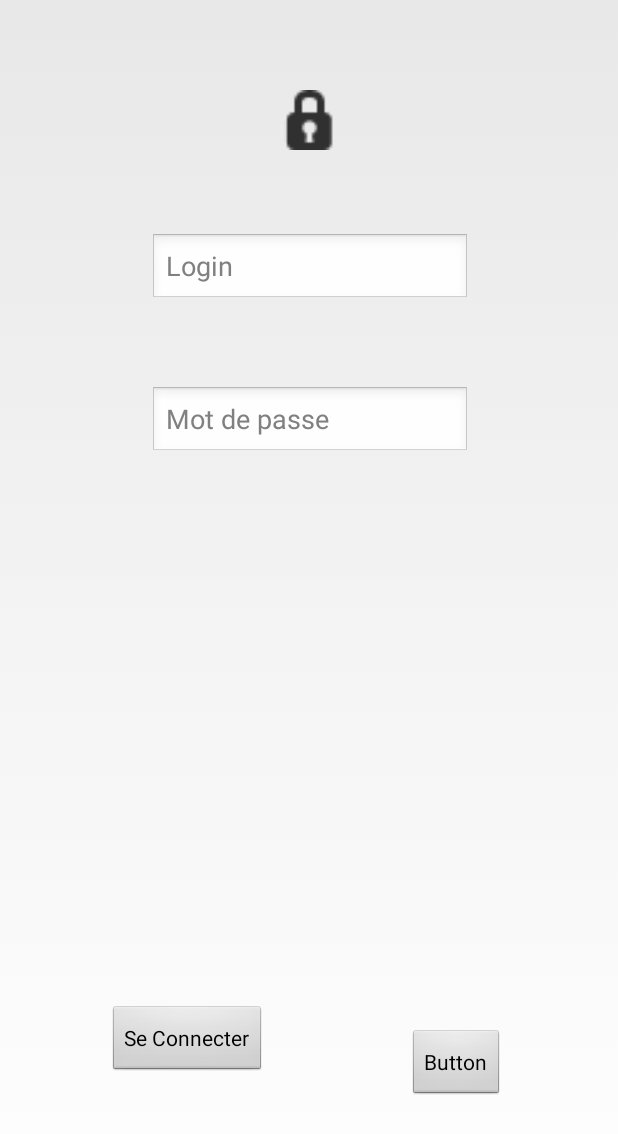
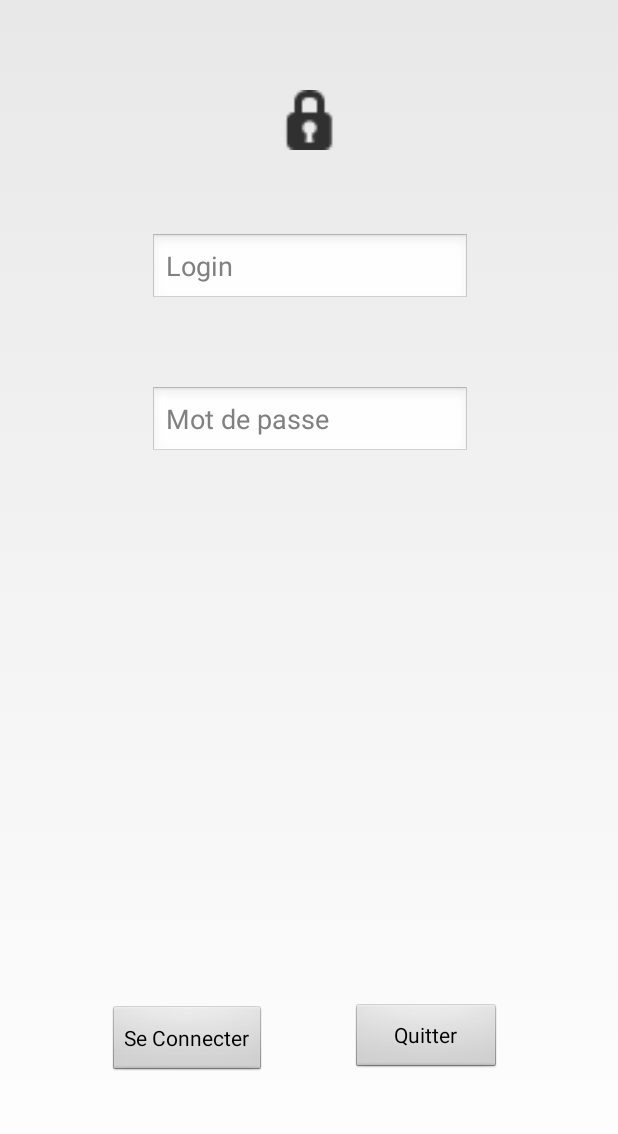
Before and after one commit to Thoogui/bioRelai, an Android app: the screen it shows after launch (MainActivity), on a phone screen of 412 x 824 dp. Shown: the top 1134 px of the screen. Run offline under Robolectric (Android 15) with nearby library versions, the phone set to English and light mode, and no system bars.

Commit message:
Texte button layout

```diff
--- a/app/src/main/java/com/example/gfix/biorelai2/MainActivity.java
+++ b/app/src/main/java/com/example/gfix/biorelai2/MainActivity.java
@@ -1,7 +1,10 @@
 package com.example.gfix.biorelai2;
 
 import android.app.Activity;
+import android.content.Intent;
 import android.os.Bundle;
+import android.view.View;
+import android.widget.Button;
 
 public class MainActivity extends Activity {
 
@@ -10,5 +13,13 @@ public class MainActivity extends Activity {
         super.onCreate(savedInstanceState);
         setContentView(R.layout.activity_main);
 
+        final Button buttonMesContacts = (Button) findViewById(R.id.quitter);
+        buttonMesContacts.setOnClickListener(new View.OnClickListener() {
+            @Override
+            public void onClick(View v) {
+                finish();
+            }
+        });
+
     }
 }
--- a/app/src/main/res/layout/activity_main.xml
+++ b/app/src/main/res/layout/activity_main.xml
@@ -20,16 +20,16 @@
         app:layout_constraintVertical_bias="0.863" />
 
     <Button
-        android:id="@+id/button3"
-        android:layout_width="wrap_content"
-        android:layout_height="wrap_content"
-        android:text="Button"
+        android:id="@+id/quitter"
+        android:layout_width="100dp"
+        android:layout_height="47dp"
+        android:text="Quitter"
         app:layout_constraintBottom_toBottomOf="parent"
+        app:layout_constraintHorizontal_bias="0.75"
         app:layout_constraintLeft_toLeftOf="parent"
         app:layout_constraintRight_toRightOf="parent"
         app:layout_constraintTop_toTopOf="parent"
-        app:layout_constraintVertical_bias="0.884"
-        app:layout_constraintHorizontal_bias="0.781" />
+        app:layout_constraintVertical_bias="0.861" />
 
     <EditText
         android:id="@+id/editText"
```
